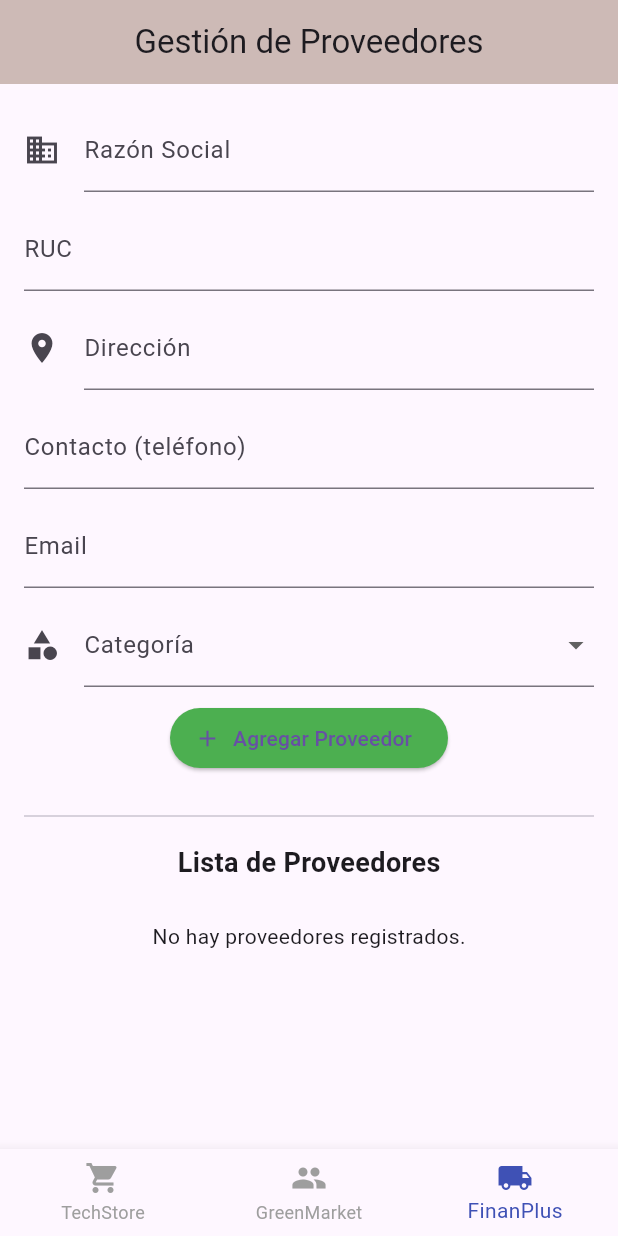
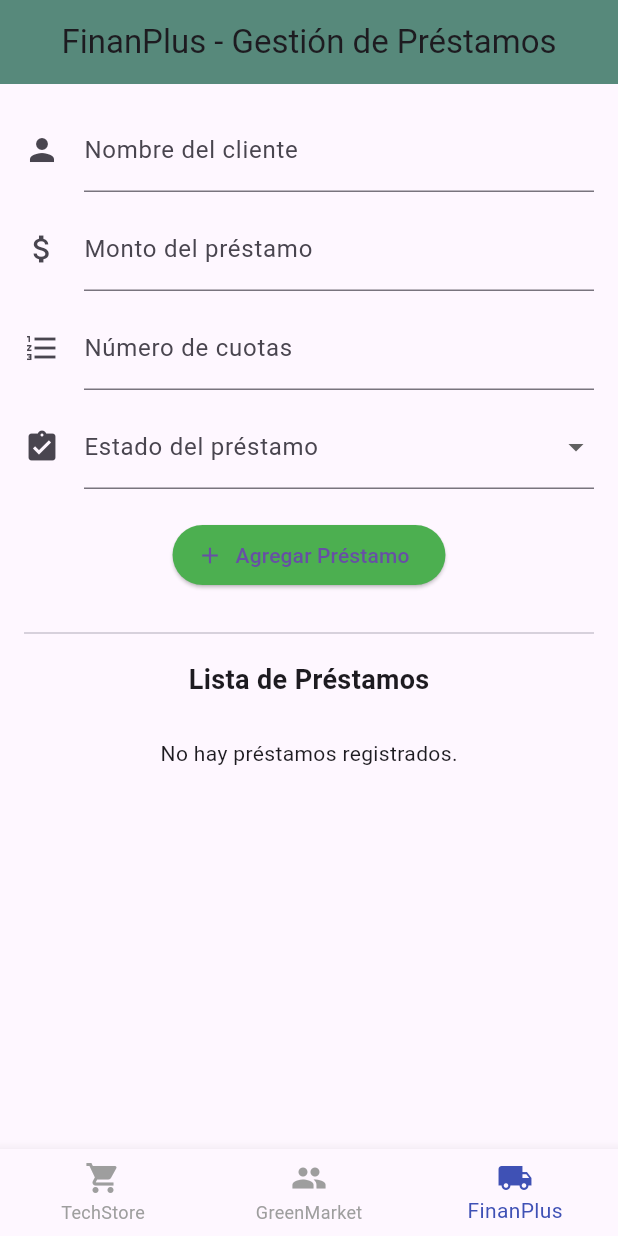
Before and after one commit to josu271/parcial_aplimovil, a Flutter app: the screen it shows after launch, item 3 of the bottom bar chosen, on a phone screen of 412 x 824 dp. Run offline on Flutter 3.47's test engine with Material 3 defaults, Android fonts, the phone set to English and light mode, and no system bars; our stand-ins replace cloud_firestore, firebase_core, firebase_database; accounts and stored records are empty.

Commit message:
finanplus

```diff
--- a/lib/main.dart
+++ b/lib/main.dart
@@ -33,7 +33,7 @@ int _selectedIndex = 0;
 final List<Widget> _screens = const [
 TechStore(),
 GreenMarket(),
-ProveedoresScreen(),
+FinanPlusApp(),
 ];
 void _onItemTapped(int index) {
 setState(() {
--- a/lib/proveedores_screen.dart
+++ b/lib/proveedores_screen.dart
@@ -5,87 +5,79 @@ import 'package:cloud_firestore/cloud_firestore.dart';
 void main() async {
   WidgetsFlutterBinding.ensureInitialized();
   await Firebase.initializeApp();
-  runApp(const ProveedoresScreen());
+  runApp(const FinanPlusApp());
 }
 
-class ProveedoresScreen extends StatefulWidget {
-  const ProveedoresScreen({super.key});
+class FinanPlusApp extends StatefulWidget {
+  const FinanPlusApp({super.key});
 
   @override
-  State<ProveedoresScreen> createState() => _ProveedoresScreenState();
+  State<FinanPlusApp> createState() => _FinanPlusAppState();
 }
 
-class _ProveedoresScreenState extends State<ProveedoresScreen> {
+class _FinanPlusAppState extends State<FinanPlusApp> {
   final _formKey = GlobalKey<FormState>();
 
-  final TextEditingController _razonSocial = TextEditingController();
-  final TextEditingController _ruc = TextEditingController();
-  final TextEditingController _direccion = TextEditingController();
-  final TextEditingController _contacto = TextEditingController();
-  final TextEditingController _email = TextEditingController();
+  final TextEditingController _nombreCliente = TextEditingController();
+  final TextEditingController _monto = TextEditingController();
+  final TextEditingController _cuotas = TextEditingController();
 
-  String? _categoriaSeleccionada;
-  final List<String> _categorias = ['Carnes', 'Verduras', 'Bebidas', 'Insumos'];
+  String? _estadoSeleccionado;
+  final List<String> _estados = ['Activo', 'Cancelado'];
 
   String? _idSeleccionado;
 
-  Future<void> createProveedor() async {
+  Future<void> createPrestamo() async {
     if (!_formKey.currentState!.validate()) return;
 
     final datos = {
-      'razon_social': _razonSocial.text,
-      'ruc': _ruc.text,
-      'direccion': _direccion.text,
-      'contacto': _contacto.text,
-      'email': _email.text,
-      'categoria': _categoriaSeleccionada,
+      'nombre_cliente': _nombreCliente.text,
+      'monto': double.parse(_monto.text),
+      'cuotas': int.parse(_cuotas.text),
+      'estado': _estadoSeleccionado,
     };
 
     try {
-      await FirebaseFirestore.instance.collection('Proveedores').add(datos);
+      await FirebaseFirestore.instance.collection('Prestamos').add(datos);
       limpiarFormulario();
     } catch (e) {
-      print('Error al crear proveedor: $e');
+      print('Error al crear préstamo: $e');
     }
   }
 
-  Future<void> updateProveedor(String id) async {
+  Future<void> updatePrestamo(String id) async {
     if (!_formKey.currentState!.validate()) return;
 
     final datos = {
-      'razon_social': _razonSocial.text,
-      'ruc': _ruc.text,
-      'direccion': _direccion.text,
-      'contacto': _contacto.text,
-      'email': _email.text,
-      'categoria': _categoriaSeleccionada,
+      'nombre_cliente': _nombreCliente.text,
+      'monto': double.parse(_monto.text),
+      'cuotas': int.parse(_cuotas.text),
+      'estado': _estadoSeleccionado,
     };
 
     try {
-      await FirebaseFirestore.instance.collection('Proveedores').doc(id).update(datos);
+      await FirebaseFirestore.instance.collection('Prestamos').doc(id).update(datos);
       limpiarFormulario();
     } catch (e) {
-      print('Error al actualizar proveedor: $e');
+      print('Error al actualizar préstamo: $e');
     }
   }
 
-  Future<void> deleteProveedor(String id) async {
+  Future<void> deletePrestamo(String id) async {
     try {
-      await FirebaseFirestore.instance.collection('Proveedores').doc(id).delete();
+      await FirebaseFirestore.instance.collection('Prestamos').doc(id).delete();
       limpiarFormulario();
     } catch (e) {
-      print('Error al eliminar proveedor: $e');
+      print('Error al eliminar préstamo: $e');
     }
   }
 
   void limpiarFormulario() {
     setState(() {
-      _razonSocial.clear();
-      _ruc.clear();
-      _direccion.clear();
-      _contacto.clear();
-      _email.clear();
-      _categoriaSeleccionada = null;
+      _nombreCliente.clear();
+      _monto.clear();
+      _cuotas.clear();
+      _estadoSeleccionado = null;
       _idSeleccionado = null;
     });
   }
@@ -95,8 +87,8 @@ class _ProveedoresScreenState extends State<ProveedoresScreen> {
     return MaterialApp(
       home: Scaffold(
         appBar: AppBar(
-          title: const Text('Gestión de Proveedores'),
-          backgroundColor: const Color.fromARGB(122, 152, 120, 102),
+          title: const Text('FinanPlus - Gestión de Préstamos'),
+          backgroundColor: const Color.fromARGB(255, 87, 137, 123),
           centerTitle: true,
         ),
         body: SingleChildScrollView(
@@ -106,96 +98,88 @@ class _ProveedoresScreenState extends State<ProveedoresScreen> {
             child: Column(
               children: [
                 TextFormField(
-                  controller: _razonSocial,
+                  controller: _nombreCliente,
                   decoration: const InputDecoration(
-                    labelText: 'Razón Social',
-                    icon: Icon(Icons.business),
+                    labelText: 'Nombre del cliente',
+                    icon: Icon(Icons.person),
                   ),
                   validator: (value) {
-                    if (value == null || value.isEmpty) return 'Ingrese la razón social';
-                    if (value.length < 3) return 'Debe tener al menos 3 caracteres';
+                    if (value == null || value.isEmpty) {
+                      return 'Ingrese el nombre del cliente';
+                    }
+                    if (value.length < 3) {
+                      return 'Debe tener al menos 3 caracteres';
+                    }
                     return null;
                   },
                 ),
                 const SizedBox(height: 10),
                 TextFormField(
-                  controller: _ruc,
-                  decoration: const InputDecoration(labelText: 'RUC'),
+                  controller: _monto,
+                  decoration: const InputDecoration(
+                    labelText: 'Monto del préstamo',
+                    icon: Icon(Icons.attach_money),
+                  ),
                   keyboardType: TextInputType.number,
                   validator: (value) {
-                    if (value == null || value.isEmpty) return 'Ingrese el RUC';
-                    if (!RegExp(r'^\d{11}$').hasMatch(value)) return 'El RUC debe tener 11 dígitos numéricos';
+                    if (value == null || value.isEmpty) return 'Ingrese el monto';
+                    final num? monto = num.tryParse(value);
+                    if (monto == null || monto <= 0) {
+                      return 'El monto debe ser mayor que 0';
+                    }
                     return null;
                   },
                 ),
                 const SizedBox(height: 10),
                 TextFormField(
-                  controller: _direccion,
+                  controller: _cuotas,
                   decoration: const InputDecoration(
-                    labelText: 'Dirección',
-                    icon: Icon(Icons.location_on),
+                    labelText: 'Número de cuotas',
+                    icon: Icon(Icons.format_list_numbered),
                   ),
+                  keyboardType: TextInputType.number,
                   validator: (value) {
-                    if (value == null || value.isEmpty) return 'Ingrese la dirección';
-                    return null;
-                  },
-                ),
-                const SizedBox(height: 10),
-                TextFormField(
-                  controller: _contacto,
-                  decoration: const InputDecoration(labelText: 'Contacto (teléfono)'),
-                  keyboardType: TextInputType.phone,
-                  validator: (value) {
-                    if (value == null || value.isEmpty) return 'Ingrese un número de contacto';
-                    if (!RegExp(r'^\d{9}$').hasMatch(value)) return 'Debe tener 9 dígitos numéricos';
-                    return null;
-                  },
-                ),
-                const SizedBox(height: 10),
-                TextFormField(
-                  controller: _email,
-                  decoration: const InputDecoration(labelText: 'Email'),
-                  validator: (value) {
-                    if (value == null || value.isEmpty) return 'Ingrese un correo electrónico';
-                    if (!RegExp(r'^[\w-\.]+@([\w-]+\.)+[\w-]{2,4}$').hasMatch(value)) {
-                      return 'Formato de correo no válido';
+                    if (value == null || value.isEmpty) return 'Ingrese el número de cuotas';
+                    final num? cuotas = num.tryParse(value);
+                    if (cuotas == null || cuotas < 1) {
+                      return 'Debe tener al menos 1 cuota';
                     }
                     return null;
                   },
                 ),
                 const SizedBox(height: 10),
                 DropdownButtonFormField<String>(
-                  value: _categoriaSeleccionada,
-                  items: _categorias.map((categoria) {
+                  value: _estadoSeleccionado,
+                  items: _estados.map((estado) {
                     return DropdownMenuItem(
-                      value: categoria,
-                      child: Text(categoria),
+                      value: estado,
+                      child: Text(estado),
                     );
                   }).toList(),
                   onChanged: (value) {
                     setState(() {
-                      _categoriaSeleccionada = value;
+                      _estadoSeleccionado = value;
                     });
                   },
                   decoration: const InputDecoration(
-                    labelText: 'Categoría',
-                    icon: Icon(Icons.category),
+                    labelText: 'Estado del préstamo',
+                    icon: Icon(Icons.assignment_turned_in),
                   ),
-                  validator: (value) => value == null ? 'Seleccione una categoría' : null,
+                  validator: (value) => value == null ? 'Seleccione un estado' : null,
                 ),
-                const SizedBox(height: 10),
+                const SizedBox(height: 20),
                 ElevatedButton.icon(
                   onPressed: () {
                     if (_idSeleccionado == null) {
-                      createProveedor();
+                      createPrestamo();
                     } else {
-                      updateProveedor(_idSeleccionado!);
+                      updatePrestamo(_idSeleccionado!);
                     }
                   },
                   icon: Icon(_idSeleccionado == null ? Icons.add : Icons.save),
                   label: Text(_idSeleccionado == null
-                      ? 'Agregar Proveedor'
-                      : 'Actualizar Proveedor'),
+                      ? 'Agregar Préstamo'
+                      : 'Actualizar Préstamo'),
                   style: ElevatedButton.styleFrom(
                     backgroundColor:
                         _idSeleccionado == null ? Colors.green : Colors.blue,
@@ -205,13 +189,13 @@ class _ProveedoresScreenState extends State<ProveedoresScreen> {
                 const Divider(thickness: 1),
                 const SizedBox(height: 10),
                 const Text(
-                  'Lista de Proveedores',
+                  'Lista de Préstamos',
                   style: TextStyle(fontSize: 18, fontWeight: FontWeight.bold),
                 ),
                 const SizedBox(height: 10),
                 StreamBuilder<QuerySnapshot>(
                   stream: FirebaseFirestore.instance
-                      .collection('Proveedores')
+                      .collection('Prestamos')
                       .snapshots(),
                   builder: (context, snapshot) {
                     if (!snapshot.hasData) {
@@ -221,7 +205,7 @@ class _ProveedoresScreenState extends State<ProveedoresScreen> {
                     if (docs.isEmpty) {
                       return const Padding(
                         padding: EdgeInsets.all(16),
-                        child: Text('No hay proveedores registrados.'),
+                        child: Text('No hay préstamos registrados.'),
                       );
                     }
                     return ListView.builder(
@@ -229,21 +213,19 @@ class _ProveedoresScreenState extends State<ProveedoresScreen> {
                       physics: const NeverScrollableScrollPhysics(),
                       itemCount: docs.length,
                       itemBuilder: (context, index) {
-                        final proveedor = docs[index];
+                        final prestamo = docs[index];
                         return Card(
                           elevation: 2,
                           margin: const EdgeInsets.symmetric(vertical: 6),
                           child: ListTile(
-                            leading: const Icon(Icons.store),
-                            title: Text(proveedor['razon_social']),
+                            leading: const Icon(Icons.account_balance_wallet),
+                            title: Text(prestamo['nombre_cliente']),
                             subtitle: Column(
                               crossAxisAlignment: CrossAxisAlignment.start,
                               children: [
-                                Text('RUC: ${proveedor['ruc']}'),
-                                Text('Dirección: ${proveedor['direccion']}'),
-                                Text('Contacto: ${proveedor['contacto']}'),
-                                Text('Email: ${proveedor['email']}'),
-                                Text('Categoría: ${proveedor['categoria']}'),
+                                Text('Monto: S/. ${prestamo['monto']}'),
+                                Text('Cuotas: ${prestamo['cuotas']}'),
+                                Text('Estado: ${prestamo['estado']}'),
                               ],
                             ),
                             trailing: Row(
@@ -253,19 +235,17 @@ class _ProveedoresScreenState extends State<ProveedoresScreen> {
                                   icon: const Icon(Icons.edit, color: Colors.blue),
                                   onPressed: () {
                                     setState(() {
-                                      _idSeleccionado = proveedor.id;
-                                      _razonSocial.text = proveedor['razon_social'];
-                                      _ruc.text = proveedor['ruc'];
-                                      _direccion.text = proveedor['direccion'];
-                                      _contacto.text = proveedor['contacto'];
-                                      _email.text = proveedor['email'];
-                                      _categoriaSeleccionada = proveedor['categoria'];
+                                      _idSeleccionado = prestamo.id;
+                                      _nombreCliente.text = prestamo['nombre_cliente'];
+                                      _monto.text = prestamo['monto'].toString();
+                                      _cuotas.text = prestamo['cuotas'].toString();
+                                      _estadoSeleccionado = prestamo['estado'];
                                     });
                                   },
                                 ),
                                 IconButton(
                                   icon: const Icon(Icons.delete, color: Colors.red),
-                                  onPressed: () => deleteProveedor(proveedor.id),
+                                  onPressed: () => deletePrestamo(prestamo.id),
                                 ),
                               ],
                             ),
```
